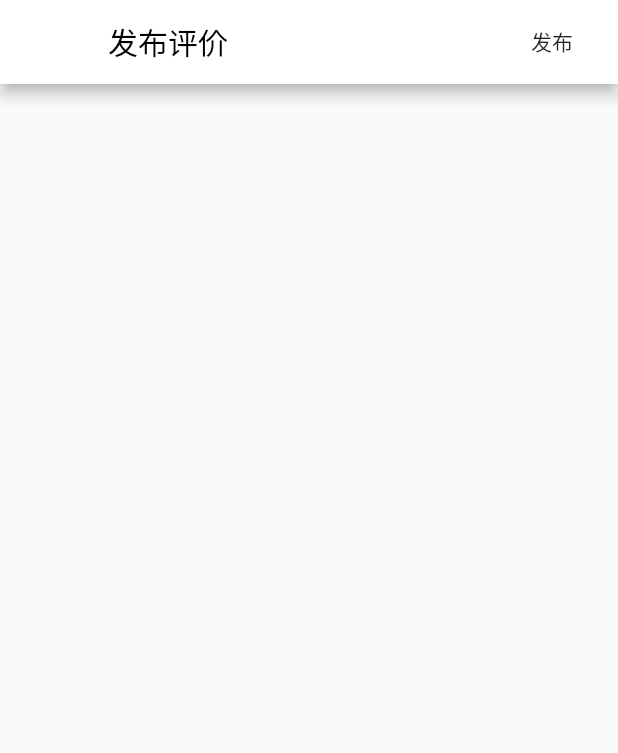
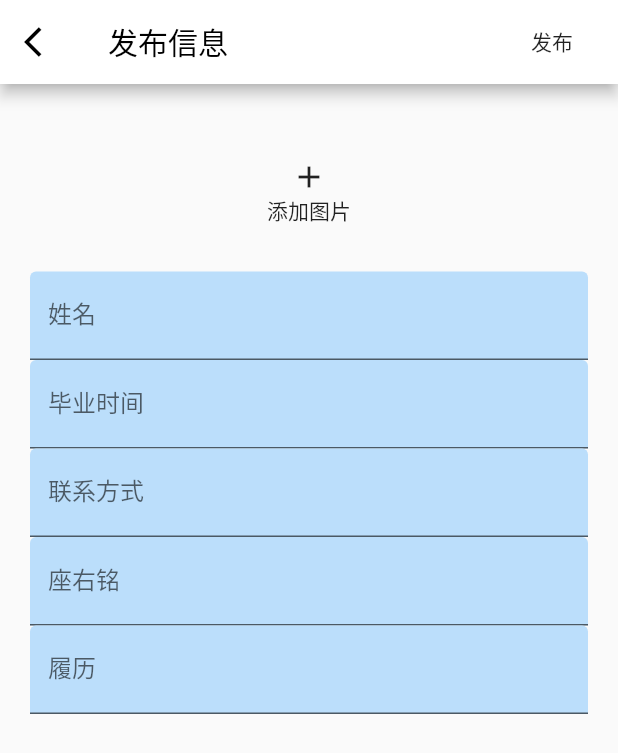
Before and after one commit to jy6c9w08/Flutter-school, a Flutter app: the postPage screen opened by its route, on a phone screen of 412 x 824 dp. Shown: the top 753 px of the screen. Run offline on Flutter 3.47's test engine with Material 2 defaults, Android fonts, the phone set to English and light mode, and no system bars; our stand-ins replace dio, event_bus, flutter_easyrefresh, flutter_screenutil, flutter_swiper, fluttertoast and 2 more; accounts and stored records are empty; network calls fail.

Commit message:
更新发布

```diff
--- a/lib/Page/postPage.dart
+++ b/lib/Page/postPage.dart
@@ -1,4 +1,6 @@
 import 'package:flutter/material.dart';
+import 'package:flutter/rendering.dart';
+
 class postPage extends StatefulWidget {
   @override
   _postPageState createState() => _postPageState();
@@ -10,13 +12,17 @@ class _postPageState extends State<postPage> {
     return Scaffold(
       appBar: AppBar(
         backgroundColor: Colors.white,
-        title: Text("发布评价",style: TextStyle(
-          color: Colors.black
-        ),),
+        title: Text(
+          "发布信息",
+          style: TextStyle(color: Colors.black),
+        ),
+        leading: IconButton(icon:Icon(Icons.arrow_back_ios,color: Colors.black,), onPressed: (){
+          Navigator.pop(context);
+        }),
         actions: <Widget>[
-          FlatButton(onPressed: (){}, child: Text(
-            "发布"
-          ),
+          FlatButton(
+            onPressed: () {},
+            child: Text("发布"),
           )
         ],
       ),
@@ -32,6 +38,7 @@ class bodyPage extends StatefulWidget {
 
 class _bodyPageState extends State<bodyPage> {
   TextEditingController _textEditingController;
+
   @override
   void initState() {
     // TODO: implement initState
@@ -41,16 +48,56 @@ class _bodyPageState extends State<bodyPage> {
     });
     super.initState();
   }
+
   @override
   Widget build(BuildContext context) {
     return Container(
+        padding: EdgeInsets.all(20),
         height: double.infinity,
-      child:TextField(
+        child: SingleChildScrollView(
+    child: Column(
+      children: <Widget>[
+        Center(
+          child: Container(
+            padding: EdgeInsets.all(30),
+            child: Column(
+              children: <Widget>[Icon(Icons.add), Text("添加图片")],
+            ),
+          )
+        ),
+        TextField(
+          decoration: InputDecoration(
+              fillColor: Colors.blue.shade100,
+              filled: true,
+              labelText: '姓名'),
+        ),
+        TextField(
+          decoration: InputDecoration(
+              fillColor: Colors.blue.shade100,
+              filled: true,
+              labelText: '毕业时间'),
+        ),
+        TextField(
+          decoration: InputDecoration(
+              fillColor: Colors.blue.shade100,
+              filled: true,
+              labelText: '联系方式'),
+        ),
+        TextField(
+          decoration: InputDecoration(
+              fillColor: Colors.blue.shade100,
+              filled: true,
+              labelText: '座右铭'),
+        ),
+        TextField(
           keyboardType: TextInputType.multiline,
           maxLines: 5,
           minLines: 1,
           controller: _textEditingController,
-        decoration: null,
+          decoration: InputDecoration(
+              fillColor: Colors.blue.shade100,
+              filled: true,
+              labelText: '履历'),
           onSubmitted: (value) {
             if (_textEditingController.text.isNotEmpty) {
 //                _sendMsg(_textEditingController.text);
@@ -58,6 +105,8 @@ class _bodyPageState extends State<bodyPage> {
             }
           },
         ),
+      ],
+    )),
     );
   }
 }
--- a/lib/main.dart
+++ b/lib/main.dart
@@ -31,7 +31,7 @@ class MyApp extends StatelessWidget {
         accentColor: Colors.blue,
       ),
       title: "校园云邦",
-      initialRoute:  '/postPage',
+      initialRoute:  '/start',
       routes: {
         '/start':(context)=>StartApp(),
         '/buttomnavitor': (context) => BottomNavigationBarDemo(),
```
Also changed, not shown: lib/Page/My_demo.dart (+45 -13 lines), lib/Page/School_enrollment_demo.dart (+10 -8 lines), lib/Page/post_company_page.dart (added, +118 -0 lines), pubspec.yaml (+15 -15 lines), pubspec.lock, 9 other files. Lines whose indentation alone changed are shown as unchanged.
